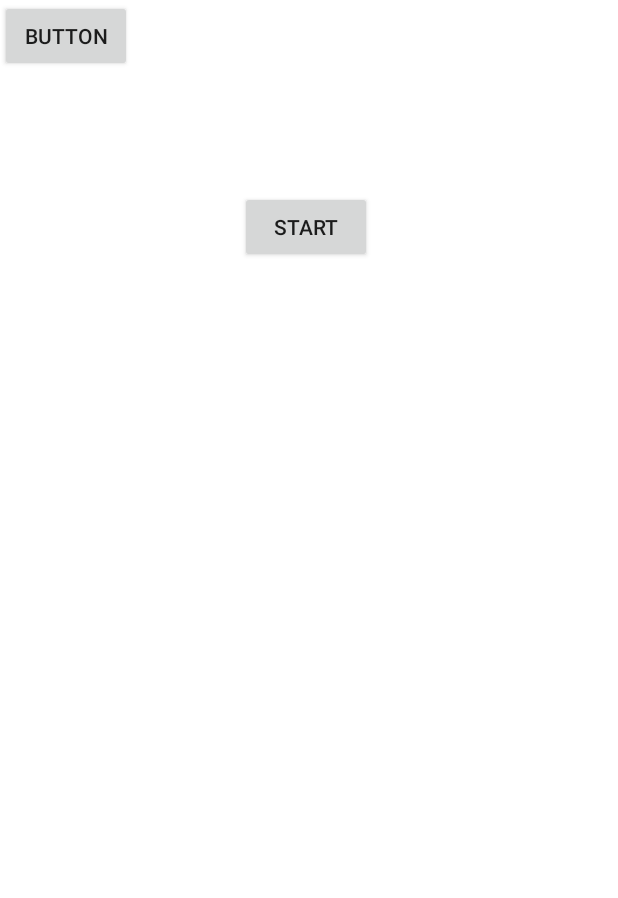
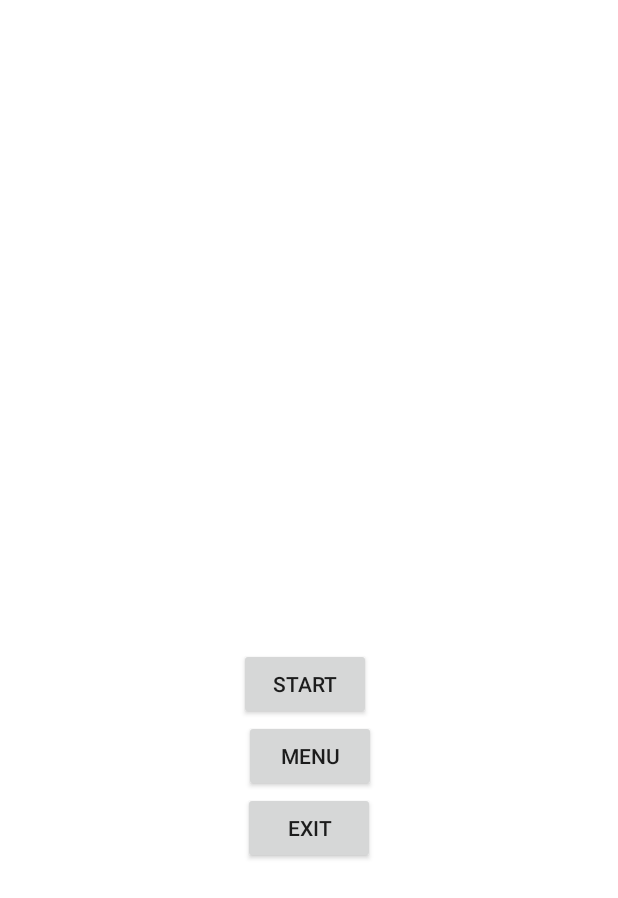
Before and after one commit to SergiooOliveira/kermit, an Android app: the screen it shows after launch (MainActivity), on a phone screen of 412 x 824 dp. Shown: the top 898 px of the screen. Run offline under Robolectric (Android 15) with nearby library versions, the phone set to English and light mode, and no system bars.

Commit message:
Img kermit

```diff
--- a/app/src/main/res/layout/activity_main.xml
+++ b/app/src/main/res/layout/activity_main.xml
@@ -12,19 +12,38 @@
         android:layout_height="wrap_content"
         android:layout_marginStart="159dp"
         android:layout_marginLeft="159dp"
-        android:layout_marginTop="127dp"
+        android:layout_marginTop="432dp"
         android:layout_marginEnd="164dp"
         android:layout_marginRight="164dp"
         android:text="Start"
         app:layout_constraintEnd_toEndOf="parent"
+        app:layout_constraintHorizontal_bias="0.0"
         app:layout_constraintStart_toStartOf="parent"
         app:layout_constraintTop_toTopOf="parent" />
 
     <Button
-        android:id="@+id/button"
+        android:id="@+id/button_Menu"
         android:layout_width="wrap_content"
         android:layout_height="wrap_content"
-        android:text="Button"
-        tools:layout_editor_absoluteX="158dp"
-        tools:layout_editor_absoluteY="179dp" />
+        android:layout_marginStart="160dp"
+        android:layout_marginLeft="160dp"
+        android:layout_marginEnd="159dp"
+        android:layout_marginRight="159dp"
+        android:text="Menu"
+        app:layout_constraintEnd_toEndOf="parent"
+        app:layout_constraintStart_toStartOf="parent"
+        app:layout_constraintTop_toBottomOf="@+id/button_Start" />
+
+    <Button
+        android:id="@+id/button_Exit"
+        android:layout_width="wrap_content"
+        android:layout_height="wrap_content"
+        android:layout_marginStart="159dp"
+        android:layout_marginLeft="159dp"
+        android:layout_marginEnd="159dp"
+        android:layout_marginRight="159dp"
+        android:text="Exit"
+        app:layout_constraintEnd_toEndOf="parent"
+        app:layout_constraintStart_toStartOf="parent"
+        app:layout_constraintTop_toBottomOf="@+id/button_Menu" />
 </androidx.constraintlayout.widget.ConstraintLayout>
```
